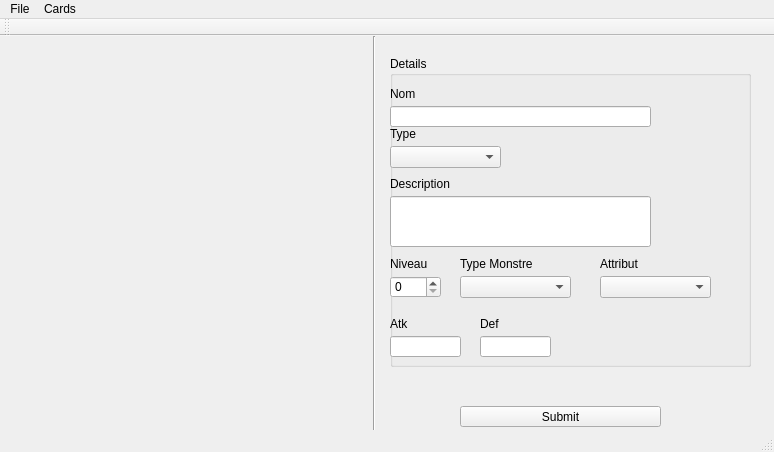
Qt form gameCard-gen/gameCard-gen/gameCardgen.ui (simplyyCarlos/gameCard-gen) before a commit.
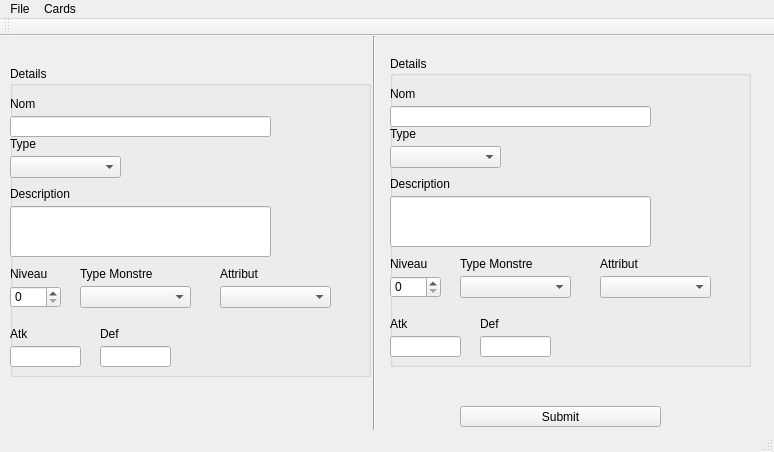
The same form after that commit.

Commit message: fix : add  forms of magic card in main window

```diff
--- a/gameCard-gen/gameCard-gen/gameCardgen.ui
+++ b/gameCard-gen/gameCard-gen/gameCardgen.ui
@@ -237,6 +237,203 @@
      </property>
     </widget>
    </widget>
+   <widget class="QGroupBox" name="groupBox_Details_YuGiOh_2">
+    <property name="geometry">
+     <rect>
+      <x>10</x>
+      <y>30</y>
+      <width>361</width>
+      <height>311</height>
+     </rect>
+    </property>
+    <property name="title">
+     <string>Details</string>
+    </property>
+    <widget class="QLineEdit" name="lineEdit_Nom_2">
+     <property name="geometry">
+      <rect>
+       <x>0</x>
+       <y>50</y>
+       <width>261</width>
+       <height>21</height>
+      </rect>
+     </property>
+    </widget>
+    <widget class="QLineEdit" name="lineEdit_Description_2">
+     <property name="geometry">
+      <rect>
+       <x>0</x>
+       <y>140</y>
+       <width>261</width>
+       <height>51</height>
+      </rect>
+     </property>
+    </widget>
+    <widget class="QLineEdit" name="lineEdit_Atk_2">
+     <property name="geometry">
+      <rect>
+       <x>0</x>
+       <y>280</y>
+       <width>71</width>
+       <height>21</height>
+      </rect>
+     </property>
+    </widget>
+    <widget class="QLabel" name="label_Nom_2">
+     <property name="geometry">
+      <rect>
+       <x>0</x>
+       <y>30</y>
+       <width>49</width>
+       <height>16</height>
+      </rect>
+     </property>
+     <property name="text">
+      <string>Nom</string>
+     </property>
+    </widget>
+    <widget class="QLabel" name="label_Type_2">
+     <property name="geometry">
+      <rect>
+       <x>0</x>
+       <y>70</y>
+       <width>49</width>
+       <height>16</height>
+      </rect>
+     </property>
+     <property name="text">
+      <string>Type</string>
+     </property>
+    </widget>
+    <widget class="QLabel" name="label_Description_2">
+     <property name="geometry">
+      <rect>
+       <x>0</x>
+       <y>120</y>
+       <width>71</width>
+       <height>16</height>
+      </rect>
+     </property>
+     <property name="text">
+      <string>Description</string>
+     </property>
+    </widget>
+    <widget class="QLabel" name="label_Atk_2">
+     <property name="geometry">
+      <rect>
+       <x>0</x>
+       <y>260</y>
+       <width>71</width>
+       <height>16</height>
+      </rect>
+     </property>
+     <property name="text">
+      <string>Atk</string>
+     </property>
+    </widget>
+    <widget class="QLabel" name="label_Niveau_2">
+     <property name="geometry">
+      <rect>
+       <x>0</x>
+       <y>200</y>
+       <width>71</width>
+       <height>16</height>
+      </rect>
+     </property>
+     <property name="text">
+      <string>Niveau</string>
+     </property>
+    </widget>
+    <widget class="QSpinBox" name="spinBox_Level_2">
+     <property name="geometry">
+      <rect>
+       <x>0</x>
+       <y>220</y>
+       <width>51</width>
+       <height>22</height>
+      </rect>
+     </property>
+    </widget>
+    <widget class="QLabel" name="label_TypeMonstre_2">
+     <property name="geometry">
+      <rect>
+       <x>70</x>
+       <y>200</y>
+       <width>81</width>
+       <height>16</height>
+      </rect>
+     </property>
+     <property name="text">
+      <string>Type Monstre</string>
+     </property>
+    </widget>
+    <widget class="QComboBox" name="comboBox_TypeMonstre_2">
+     <property name="geometry">
+      <rect>
+       <x>70</x>
+       <y>220</y>
+       <width>111</width>
+       <height>22</height>
+      </rect>
+     </property>
+    </widget>
+    <widget class="QLabel" name="label_Attribut_2">
+     <property name="geometry">
+      <rect>
+       <x>210</x>
+       <y>200</y>
+       <width>81</width>
+       <height>16</height>
+      </rect>
+     </property>
+     <property name="text">
+      <string>Attribut</string>
+     </property>
+    </widget>
+    <widget class="QComboBox" name="comboBox_AttributMonstre_2">
+     <property name="geometry">
+      <rect>
+       <x>210</x>
+       <y>220</y>
+       <width>111</width>
+       <height>22</height>
+      </rect>
+     </property>
+    </widget>
+    <widget class="QLabel" name="label_Def_2">
+     <property name="geometry">
+      <rect>
+       <x>90</x>
+       <y>260</y>
+       <width>71</width>
+       <height>16</height>
+      </rect>
+     </property>
+     <property name="text">
+      <string>Def</string>
+     </property>
+    </widget>
+    <widget class="QLineEdit" name="lineEdit_Def_2">
+     <property name="geometry">
+      <rect>
+       <x>90</x>
+       <y>280</y>
+       <width>71</width>
+       <height>21</height>
+      </rect>
+     </property>
+    </widget>
+    <widget class="QComboBox" name="comboBox_TypeCard_2">
+     <property name="geometry">
+      <rect>
+       <x>0</x>
+       <y>90</y>
+       <width>111</width>
+       <height>22</height>
+      </rect>
+     </property>
+    </widget>
+   </widget>
   </widget>
   <widget class="QMenuBar" name="menuBar">
    <property name="geometry">
```
Left out of the diff: 2 changed lines with no effect on the pictures.
